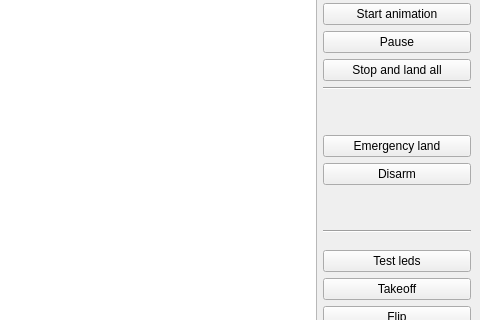
Before: the Qt Designer form Server/server_gui.ui in CopterExpress/clever-show, drawn with Qt 5; both pictures show x 740 to 1220 and y 82 to 402 of the 1220 by 600 pixel window.
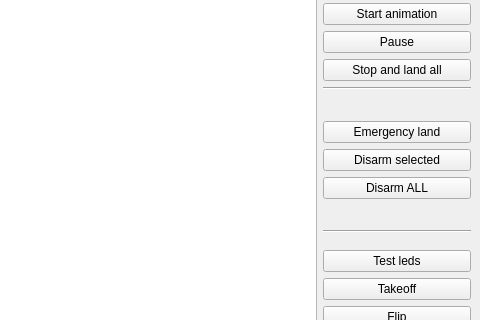
After: the same form once the commit is applied.

Commit message: Server: Small update of user interface

```diff
--- a/Server/server_gui.ui
+++ b/Server/server_gui.ui
@@ -144,7 +144,7 @@
           <item row="7" column="0" colspan="2">
            <widget class="QPushButton" name="disarm_button">
             <property name="text">
-             <string>Disarm</string>
+             <string>Disarm selected</string>
             </property>
            </widget>
           </item>
@@ -155,6 +155,13 @@
             </property>
            </widget>
           </item>
+          <item row="8" column="0" colspan="2">
+           <widget class="QPushButton" name="disarm_all_button">
+            <property name="text">
+             <string>Disarm ALL</string>
+            </property>
+           </widget>
+          </item>
          </layout>
         </item>
         <item>
```
The commit also changes 1 other file.
